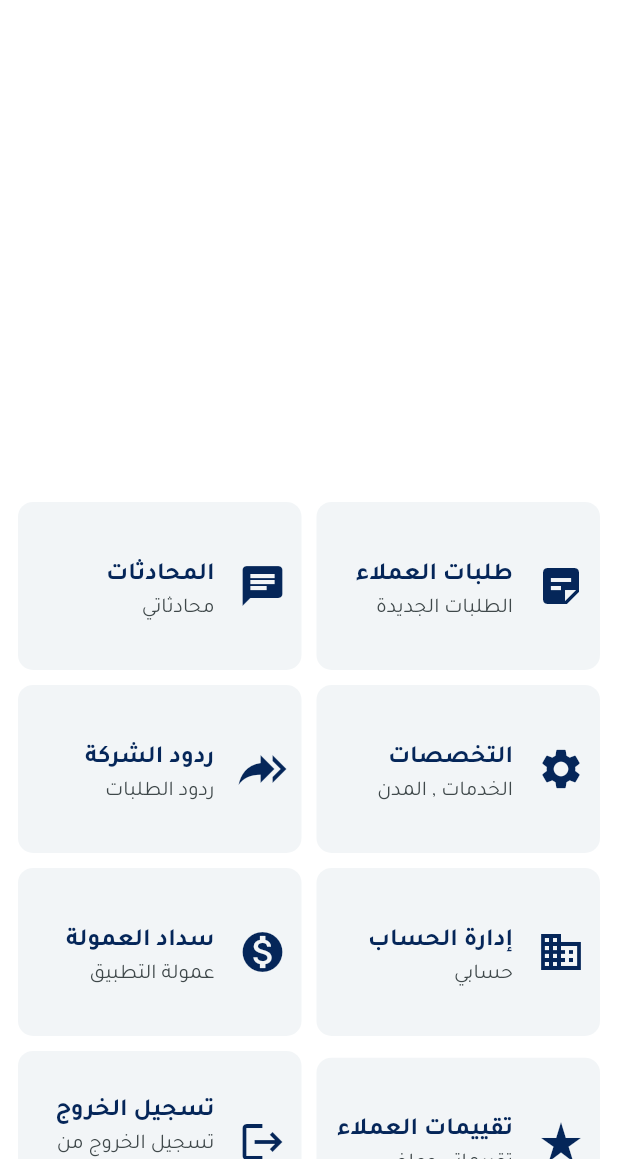
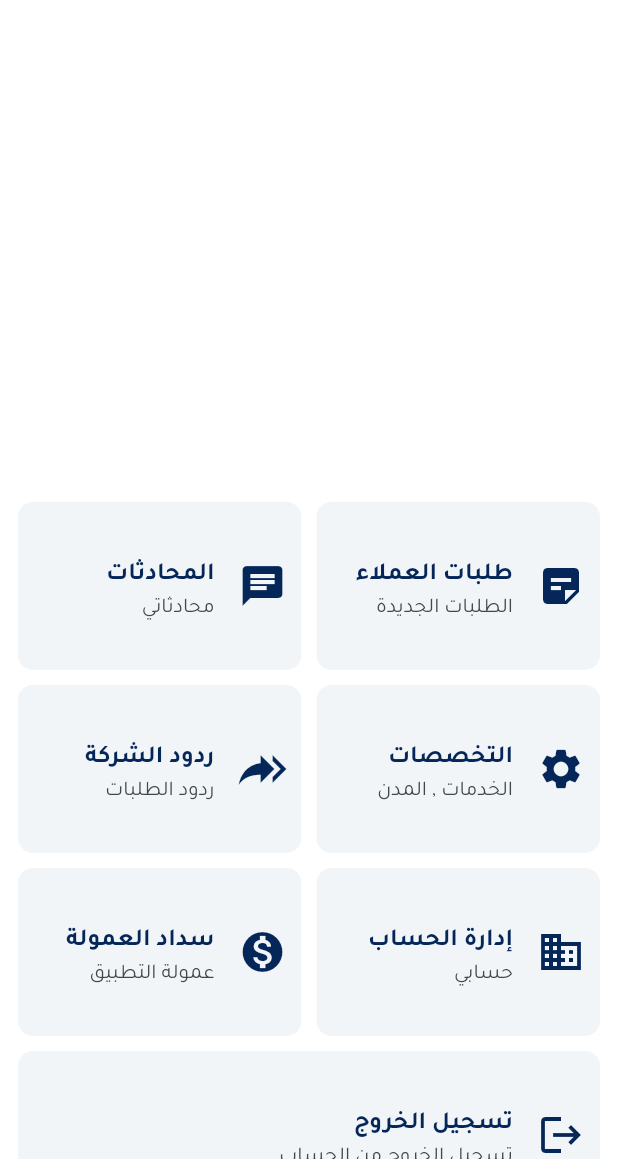
Before and after one commit to Ahmedsayed732004444/car-mobile, a Flutter app: the HomeVendorPage screen opened directly, on a phone screen of 412 x 824 dp, the part 77-1236 px from its top. Run offline on Flutter 3.47's test engine with Material 3 defaults, Android fonts, the light colour scheme and no system bars; drawn by our look-alikes of carousel_slider; our stand-ins replace another_flushbar, badges, cached_network_image, device_info_plus, dropdown_search, firebase_core and 14 more; missing offline and left inert: dart:ffi; accounts and stored records are empty; network calls fail.

Commit message:
feat: remove customer reviews from vendor home page

```diff
--- a/lib/features/vendor/home/screens/home_vendor_page.dart
+++ b/lib/features/vendor/home/screens/home_vendor_page.dart
@@ -169,21 +169,7 @@ class _HomeVendorPageState extends State<HomeVendorPage> {
             child: Row(
               mainAxisSize: MainAxisSize.min,
               children: [
-                Expanded(
-                  flex: 1,
-                  child: DashboardItemHome(
-                    title: 'تقييمات العملاء',
-                    subTitle: 'تقييماتي وملفي',
-                    icon: const Icon(Icons.star_rate, color: AppColor.primaryColor, size: 32),
-                    onTap: (){
-                      final userId = context.read<AuthProvider>().currentUseModel?.id ?? 0;
-                      navigationPush(context, VendorProfileScreen(vendorId: userId, isVendorView: true));
-                    },
-                  ),
-                ),
-                const SizedBox(
-                  width: 10,
-                ),
+
                 Expanded(
                   flex: 1,
                   child: DashboardItemHome(
```
